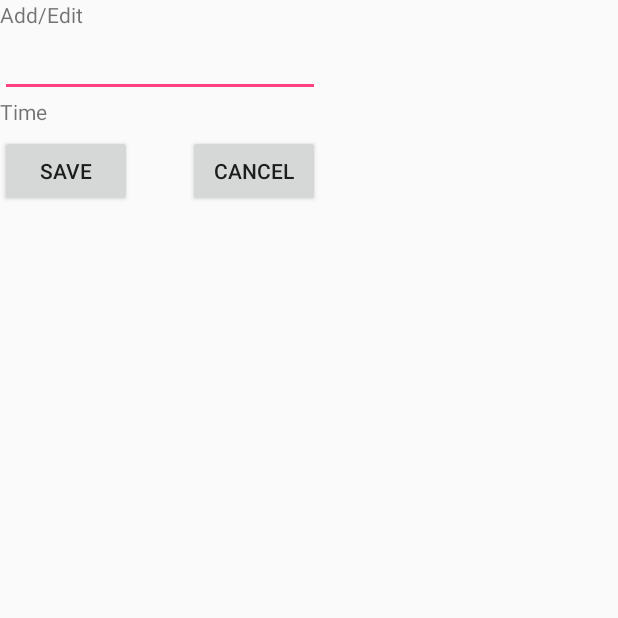
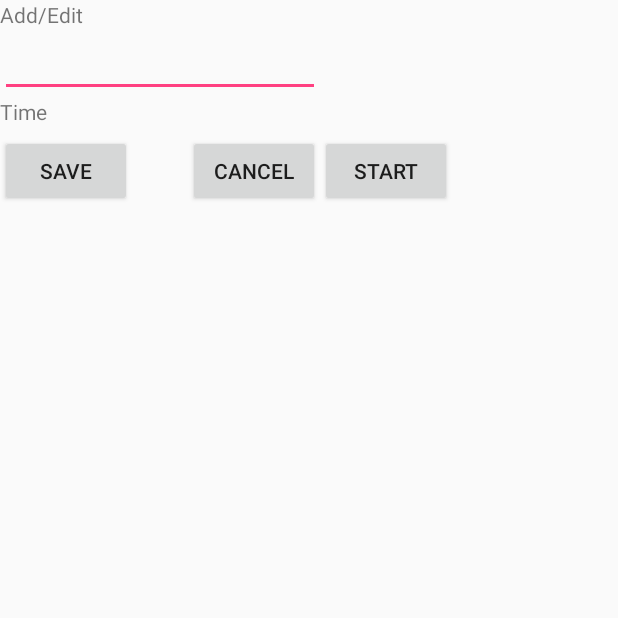
Before and after one commit to ChristopherSunith/homework2-final, an Android app: the EditToDoItemActivity1 screen opened directly, with no data from a screen before it, on a phone screen of 412 x 824 dp, the top half of it. Run offline under Robolectric (Android 15) with nearby library versions, the phone set to English and light mode, and no system bars.

Commit message:
Linked Layout objects with the activities. Kindly check and solve remaining errors.

```diff
--- a/app/build.gradle
+++ b/app/build.gradle
@@ -27,4 +27,6 @@ dependencies {
     compile 'com.facebook.android:facebook-android-sdk:[4,5)'
     compile 'com.google.android.gms:play-services:9.6.1'
     compile 'com.google.android.gms:play-services-maps:9.6.1'
+    compile 'com.github.bumptech.glide:glide:3.7.0'
+
 }
--- a/app/src/main/AndroidManifest.xml
+++ b/app/src/main/AndroidManifest.xml
@@ -6,7 +6,6 @@
     <uses-permission android:name="android.permission.ACCESS_NETWORK_STATE" />
     <uses-permission android:name="android.permission.WRITE_EXTERNAL_STORAGE" />
     <uses-permission android:name="com.google.android.providers.gsf.permission.READ_GSERVICES" />
-
     <uses-permission android:name="android.permission.ACCESS_COARSE_LOCATION" />
     <uses-permission android:name="android.permission.ACCESS_FINE_LOCATION" />
 
--- a/app/src/main/java/comp5216/sydney/edu/au/todolist/EditToDoItemActivity.java
+++ b/app/src/main/java/comp5216/sydney/edu/au/todolist/EditToDoItemActivity.java
@@ -30,7 +30,7 @@ public class EditToDoItemActivity extends Activity {
         //String editItem = getIntent().getStringExtra("item");
         Item editItem = (Item)getIntent().getSerializableExtra("item");
         position = getIntent().getIntExtra("position", -1);
-        txtshow.setText(editItem.getTime());
+        //txtshow.setText(editItem.getTime());
         // show original content in the text field
         etItem = (EditText) findViewById(R.id.etEditItem);
         etItem.setText(editItem.getItem());
--- a/app/src/main/java/comp5216/sydney/edu/au/todolist/ItemAdapter.java
+++ b/app/src/main/java/comp5216/sydney/edu/au/todolist/ItemAdapter.java
@@ -55,7 +55,7 @@ public class ItemAdapter extends ArrayAdapter<Item> {
             if (convertView == null) {
                 convertView = LayoutInflater.from(getContext()).inflate(R.layout.item, parent, false);
             }
-        TextView tvName = (TextView) convertView.findViewById(R.id.tvName);
+            TextView tvName = (TextView) convertView.findViewById(R.id.tvName);
         ImageView imageView =(ImageView) convertView.findViewById(R.id.imageView);
         // Populate the data into the template view using the data object
         tvName.setText(item.getItem() + "\n"+item.getX() +" // " +item.getY());
--- a/app/src/main/res/layout/activity_edit_item.xml
+++ b/app/src/main/res/layout/activity_edit_item.xml
@@ -50,4 +50,13 @@
         android:layout_alignEnd="@+id/textViewTime"
         android:onClick="onCancel" />
 
+    <Button
+        android:layout_width="wrap_content"
+        android:layout_height="wrap_content"
+        android:text="Start"
+        android:id="@+id/btn_start"
+        android:onClick="onCancel"
+        android:layout_alignTop="@+id/button"
+        android:layout_toEndOf="@+id/button" />
+
 </RelativeLayout>
--- a/app/src/main/res/layout/item.xml
+++ b/app/src/main/res/layout/item.xml
@@ -14,5 +14,11 @@
             android:layout_height="wrap_content"
             android:text="Time" />
 
+        <ImageView
+            android:layout_width="wrap_content"
+            android:layout_height="wrap_content"
+            android:id="@+id/imageView"
+            android:layout_gravity="center_horizontal" />
+
 
 </LinearLayout>
```
Also changed, not shown: app/src/main/java/comp5216/sydney/edu/au/todolist/MainActivity.java (+9 -8 lines), app/src/main/res/layout/activity_main.xml (+8 -0 lines), 273 other files.
